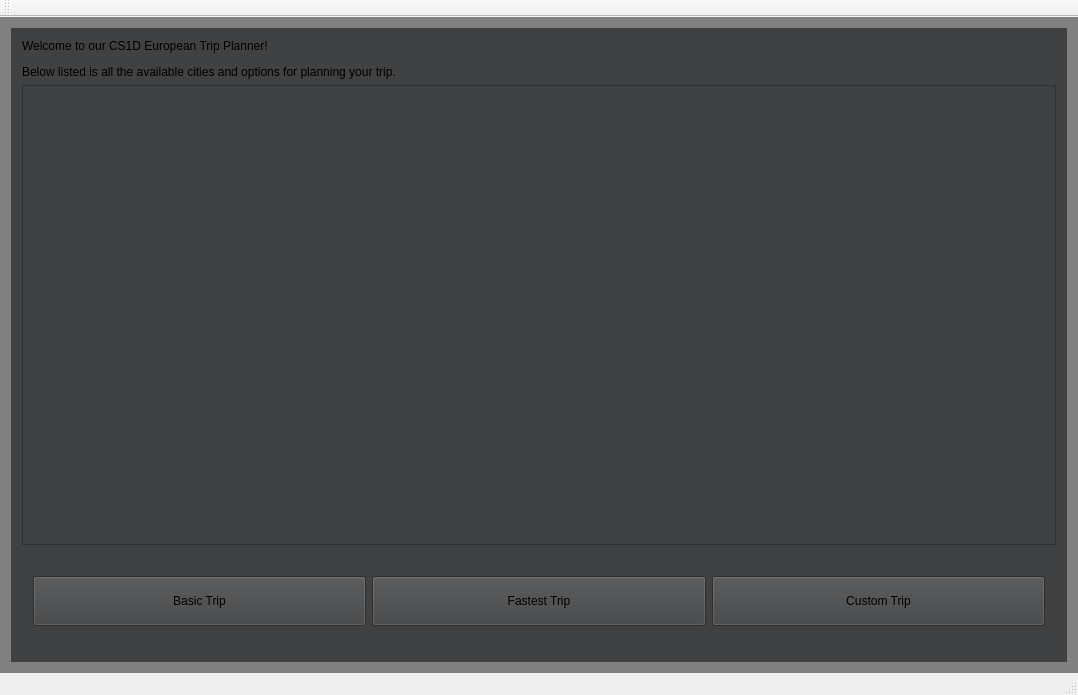
Before: the Qt Designer form mainwindow.ui in The-afroman/CS1D-vacation-project, drawn with Qt 5.
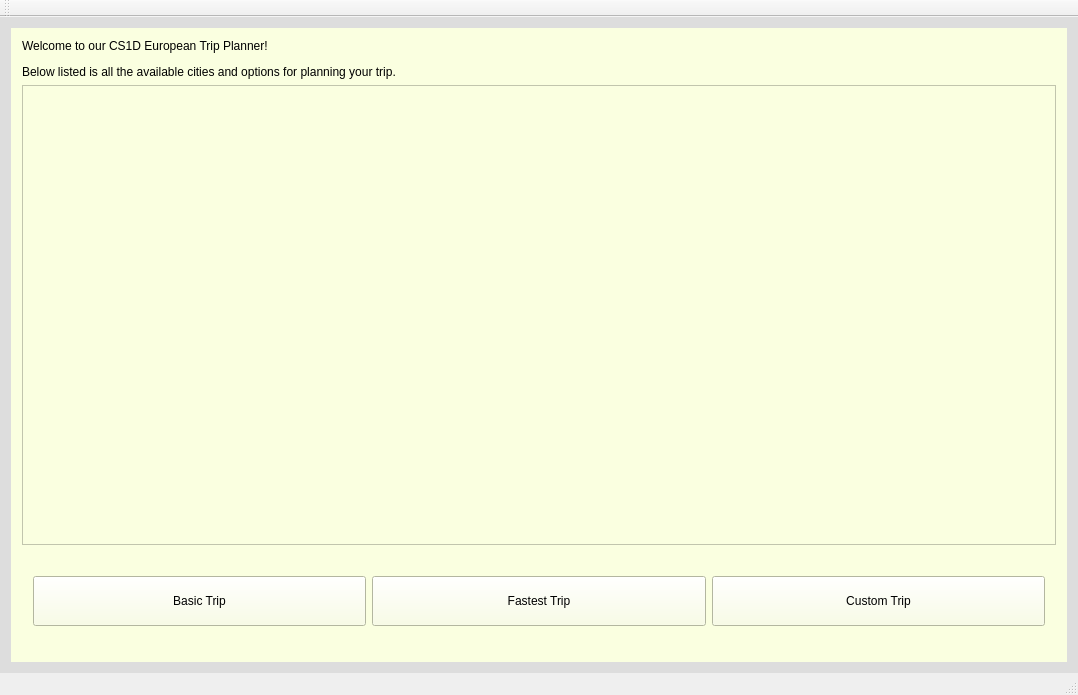
After: the same form once the commit is applied.

Commit message: fixed some ui flaws and added some new ui design

Diff of the .ui file:
```diff
--- a/mainwindow.ui
+++ b/mainwindow.ui
@@ -27,7 +27,8 @@
     </sizepolicy>
    </property>
    <property name="styleSheet">
-    <string notr="true">background-color: grey;
+    <string notr="true">background-color: rgb(221, 221, 221)
+
 
 
 </string>
@@ -36,7 +37,7 @@
     <item row="1" column="0">
      <widget class="QStackedWidget" name="stackedWidget">
       <property name="styleSheet">
-       <string notr="true">background-color: rgb(64, 65, 66)</string>
+       <string notr="true">background-color: rgb(250, 255, 224)</string>
       </property>
       <property name="currentIndex">
        <number>0</number>
```
The commit also changes 3 other files.
